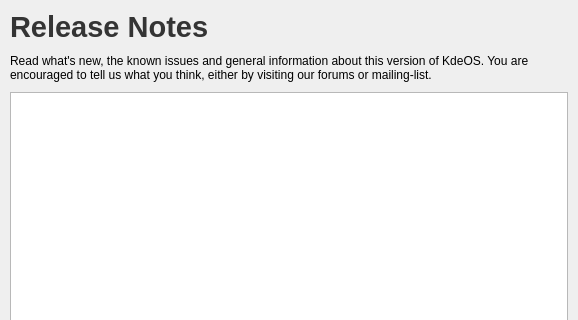
First picture: the form in ui/pages/releasenotes.ui, repository KdeOs/Tribe, before the edit; both pictures show x 0 to 578 and y 0 to 320 of the 578 by 520 pixel window.
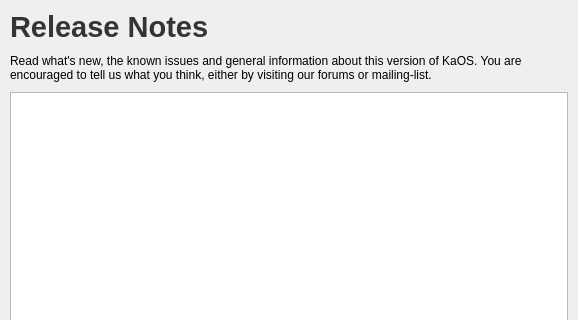
Second picture: the form after the edit.

```diff
--- a/ui/pages/releasenotes.ui
+++ b/ui/pages/releasenotes.ui
@@ -57,7 +57,7 @@
       </sizepolicy>
      </property>
      <property name="text">
-      <string>Read what's new, the known issues and general information about this version of KdeOS. You are encouraged to tell us what you think, either by visiting our forums or mailing-list.</string>
+      <string>Read what's new, the known issues and general information about this version of KaOS. You are encouraged to tell us what you think, either by visiting our forums or mailing-list.</string>
      </property>
      <property name="wordWrap">
       <bool>true</bool>
```
